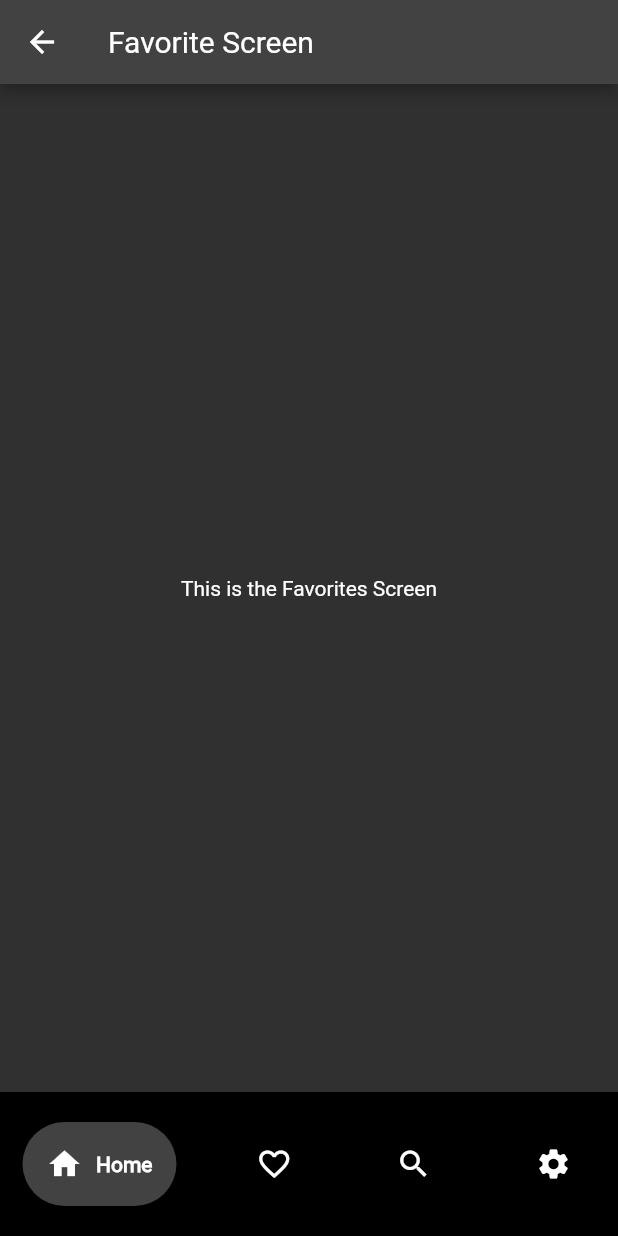
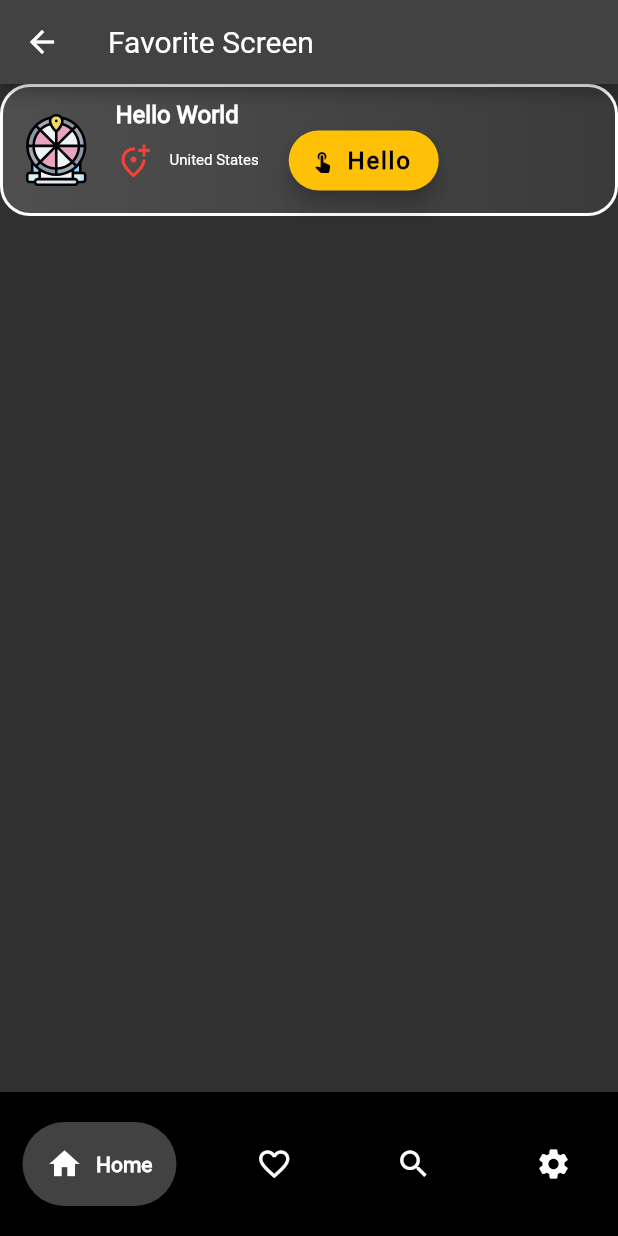
Before and after one commit to MattRattigan/Choice, a Flutter app: the FavoriteScreen screen opened directly, on a phone screen of 412 x 824 dp. Run offline on Flutter 3.47's test engine with Material 2 defaults, Android fonts, the phone set to English and light mode, and no system bars; drawn by our look-alikes of google_nav_bar; our stand-ins replace flutter_fortune_wheel, flutter_svg, google_maps_flutter.

Commit message:
minor changes

```diff
--- a/lib/pages/favorite_screen.dart
+++ b/lib/pages/favorite_screen.dart
@@ -1,20 +1,94 @@
 import 'package:flutter/material.dart';
+import 'package:no_name_app/widget/buttons.dart';
 import 'package:no_name_app/widget/nav/navi.dart';
+import 'package:flutter_svg/flutter_svg.dart';
+import 'package:no_name_app/widget/text.dart';
 
 class FavoriteScreen extends StatelessWidget {
-  const FavoriteScreen({super.key});
+  const FavoriteScreen({Key? key}) : super(key: key);
 
   @override
   Widget build(BuildContext context) {
-     NaviBar navi = NaviBar();
+    NaviBar navi = NaviBar();
     return Scaffold(
       bottomNavigationBar: navi.customGnav(context: context),
       appBar: AppBar(
-        title: Text('Favorite Screen'),
+        title: const Text('Favorite Screen'),
       ),
-      body: Center(
-        child: Text('This is the Favorites Screen'),
-      ),
+      body: favoriteBox(
+          "Hello World", "United States", 'assets/images/wheel.svg'),
     );
   }
 }
+
+Container favoriteBox(String title, String location, String locationString,
+    {String select = "Select"}) {
+  // var width = 500;
+  SvgPicture locationPicture = SvgPicture.asset(
+    locationString,
+    width: 55,
+    height: 68,
+  );
+  return Container(
+    decoration: BoxDecoration(
+      borderRadius: BorderRadius.circular(20),
+      border: Border.all(
+        color: Colors.white,
+        width: 2.0,
+      ),
+      gradient: LinearGradient(
+        begin: Alignment.topLeft,
+        end: Alignment.topRight,
+        colors: [
+          Colors.white.withOpacity(0.15),
+          Colors.white.withOpacity(0.05)
+        ],
+      ),
+    ),
+    padding: const EdgeInsets.all(8.0),
+    child: Container(
+      child: Row(
+        children: [
+          locationPicture,
+          Stack(
+            children: [
+              Padding(
+                padding: EdgeInsets.only(left: 12.0),
+                child: DeviceText(
+                  text: title,
+                  fontWeight: FontWeight.bold,
+                  fontColor: Colors.black,
+                ),
+              ),
+              Row(
+                children: [
+                  Padding(
+                    padding:
+                        EdgeInsets.only(left: 12.0, top: 20.0, bottom: 6.0),
+                    child: Icon(
+                      Icons.add_location_alt_outlined,
+                      color: Colors.red,
+                    ),
+                  ),
+                  Padding(
+                    padding:
+                        EdgeInsets.only(left: 12.0, top: 20.0, bottom: 6.0),
+                    child: DeviceText(
+                      text: location,
+                      fontSize: 10,
+                    ),
+                  ),
+                  Padding(
+                    padding:
+                        EdgeInsets.only(top: 20.0, left: 20.0, bottom: 6.0),
+                    child: DeviceButton(btnText: "Hello"),
+                  ),
+                ],
+              ),
+            ],
+          ),
+        ],
+      ),
+    ),
+  );
+}
--- a/lib/pages/home_screen.dart
+++ b/lib/pages/home_screen.dart
@@ -43,6 +43,7 @@ class _HomeScreenState extends State<HomeScreen> {
       ),
     );
     return Scaffold(
+      appBar: CustomAppBar(bgColor: Colors.black,),
       bottomNavigationBar: navi.customGnav(context: context),
       backgroundColor: Colors.white,
       body: Stack(
@@ -78,18 +79,23 @@ class _HomeScreenState extends State<HomeScreen> {
     return Positioned(
       top: 0,
       child: Container(
+        padding: EdgeInsets.symmetric(vertical: 8.0),
         width: _deviceWidth,
         height: 100,
         decoration: const BoxDecoration(
           borderRadius: BorderRadius.only(
             bottomLeft: Radius.circular(30),
             bottomRight: Radius.circular(30),
+            topLeft: Radius.circular(30),
+            topRight: Radius.circular(30),
           ),
         ),
         child: const ClipRRect(
           borderRadius: BorderRadius.only(
             bottomLeft: Radius.circular(30),
             bottomRight: Radius.circular(30),
+            topLeft: Radius.circular(30),
+            topRight: Radius.circular(30),
           ),
           child: HorizontalList(),
         ),
--- a/lib/pages/login_screen.dart
+++ b/lib/pages/login_screen.dart
@@ -12,9 +12,9 @@ class LoginScreen extends StatelessWidget {
 
   @override
   Widget build(BuildContext context) {
-    return  const Scaffold(
+    return Scaffold(
       appBar: CustomAppBar(),
-      body: Center(
+      body: const Center(
         child: FrostedGlassBox(
           boxWidth: 200.0,
           boxHeight: 200.0,
--- a/lib/widget/app_bar.dart
+++ b/lib/widget/app_bar.dart
@@ -1,23 +1,30 @@
 import 'package:flutter/material.dart';
 
 class CustomAppBar extends StatelessWidget implements PreferredSizeWidget {
-  @override
-  Size get preferredSize => const Size.fromHeight(kToolbarHeight);
+  final Icon? _leading;
+  final Icon? _trailing;
+  final Color? _bgColor;
 
-  const CustomAppBar({ Key? key }) : super(key: key);
+  const CustomAppBar({Icon? leading, Icon? trailing,Color? bgColor ,super.key})
+      : _leading = leading,
+        _trailing = trailing,
+        _bgColor = bgColor;
 
   @override
   Widget build(BuildContext context) {
     return AppBar(
       elevation: 0,
-      backgroundColor: Colors.transparent,
-      leading: const Icon(Icons.menu),
-      actions: const [
+      backgroundColor: _bgColor ?? Colors.transparent,
+      leading: _leading ?? const Icon(Icons.menu),
+      actions: [
         Padding(
-          padding: EdgeInsets.only(right: 20.0),
-          child: Icon(Icons.person),
-        ),
+            padding: EdgeInsets.only(right: 20.0),
+            child: _trailing ?? Icon(Icons.person)),
       ],
     );
   }
+
+  @override
+  Size get preferredSize =>
+      Size.fromHeight(kToolbarHeight); // default AppBar height
 }
--- /dev/null
+++ b/lib/widget/buttons.dart
@@ -0,0 +1,27 @@
+import 'package:no_name_app/widget/text.dart';
+import 'package:flutter/material.dart';
+
+class DeviceButton extends StatelessWidget {
+  final String? _btnText;
+
+  DeviceButton({String? btnText, Key? key})
+      : _btnText = btnText,
+        super(key: key);
+
+  @override
+  Widget build(BuildContext context) {
+    return Container(
+      width: 100, // specify the width
+      height: 40, // specify the height
+      child: FloatingActionButton.extended(
+        onPressed: () {},
+        label: DeviceText(text: _btnText, fontWeight: FontWeight.bold,),
+        backgroundColor: Colors.amber,
+        icon: const Icon(
+          Icons.touch_app,
+          size: 16,
+        ),
+      ),
+    );
+  }
+}
--- a/lib/widget/text.dart
+++ b/lib/widget/text.dart
@@ -23,3 +23,39 @@ class TitleText {
     );
   }
 }
+
+class DeviceText extends StatelessWidget {
+  final String? _text;
+  final String? _fontFamily;
+  final double? _fontSize;
+  final TextStyle? _textStyle;
+  final TextAlign? _textAlign;
+  final FontWeight? _fontWeight;
+  final Color? _fontColor;
+
+  const DeviceText({
+    Key? key,
+    String? fontFamily = "Roboto",
+    double? fontSize = 16,
+    TextStyle? textStyle,
+    TextAlign? textAlign = TextAlign.center,
+    FontWeight? fontWeight = FontWeight.normal,
+    Color? fontColor = Colors.white,
+    required String? text,
+  })  : _fontFamily = fontFamily,
+        _fontSize = fontSize,
+        _textStyle = textStyle,
+        _textAlign = textAlign,
+        _text = text,
+        _fontWeight = fontWeight,
+        _fontColor = fontColor,
+        super(key: key);
+
+  @override
+  Widget build(BuildContext context) {
+    TextStyle deviceStyle = TextStyle(
+        fontFamily: _fontFamily, fontSize: _fontSize, fontWeight: _fontWeight);
+    return Text("$_text",
+        style: deviceStyle, textAlign: _textAlign, softWrap: true);
+  }
+}
```
